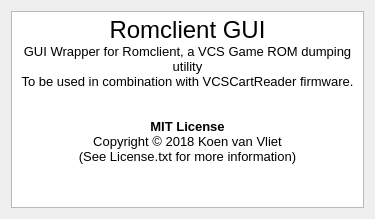
The window that QT5Designer_AboutROMClient_v04-00.ui (keoni29/romclient) describes before a commit, drawn with Qt 5.
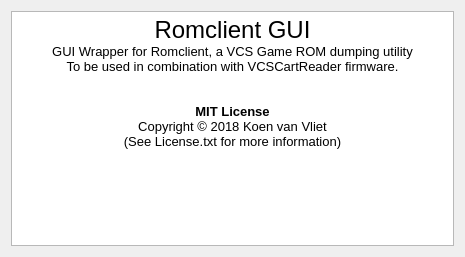
The same window after the commit.

The edit to the form file:
```diff
--- a/QT5Designer_AboutROMClient_v04-00.ui
+++ b/QT5Designer_AboutROMClient_v04-00.ui
@@ -6,8 +6,8 @@
    <rect>
     <x>0</x>
     <y>0</y>
-    <width>375</width>
-    <height>219</height>
+    <width>465</width>
+    <height>257</height>
    </rect>
   </property>
   <property name="sizePolicy">
```
